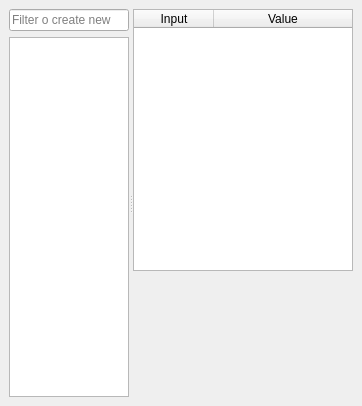
csaez/mauto, file mauto/gui/mainwindow.ui: the form before one commit.
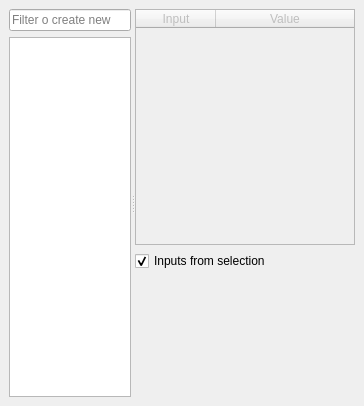
The form after the commit.

Commit message: refresh input list on status changes

```diff
--- a/mauto/gui/mainwindow.ui
+++ b/mauto/gui/mainwindow.ui
@@ -6,7 +6,7 @@
    <rect>
     <x>0</x>
     <y>0</y>
-    <width>362</width>
+    <width>364</width>
     <height>406</height>
    </rect>
   </property>
@@ -89,6 +89,9 @@
         </property>
         <item>
          <widget class="QTableWidget" name="inputs">
+          <property name="enabled">
+           <bool>false</bool>
+          </property>
           <property name="sizePolicy">
            <sizepolicy hsizetype="Minimum" vsizetype="Expanding">
             <horstretch>0</horstretch>
@@ -134,6 +137,16 @@
           </column>
          </widget>
         </item>
+        <item>
+         <widget class="QCheckBox" name="from_selection">
+          <property name="text">
+           <string>Inputs from selection</string>
+          </property>
+          <property name="checked">
+           <bool>true</bool>
+          </property>
+         </widget>
+        </item>
         <item>
          <widget class="QPushButton" name="action">
           <property name="enabled">
```
Left out of the diff: 1 changed line with no effect on the pictures. The commit also changes 3 other files.
